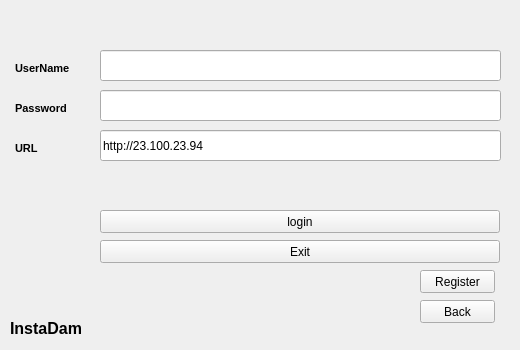
Above: Qt/InstaDam/app/login.ui from Vedhus/InstaDam before the change. Below: the same form after it.
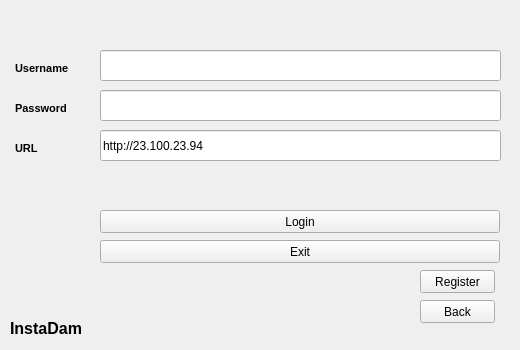
That is the form after the change.

What changed in the file:
```diff
--- a/Qt/InstaDam/app/login.ui
+++ b/Qt/InstaDam/app/login.ui
@@ -23,7 +23,7 @@
     </rect>
    </property>
    <property name="text">
-    <string>login</string>
+    <string>Login</string>
    </property>
   </widget>
   <widget class="QPushButton" name="pushButton_2">
@@ -141,7 +141,7 @@
     </font>
    </property>
    <property name="text">
-    <string>UserName</string>
+    <string>Username</string>
    </property>
   </widget>
   <widget class="QLabel" name="label_3">
```
